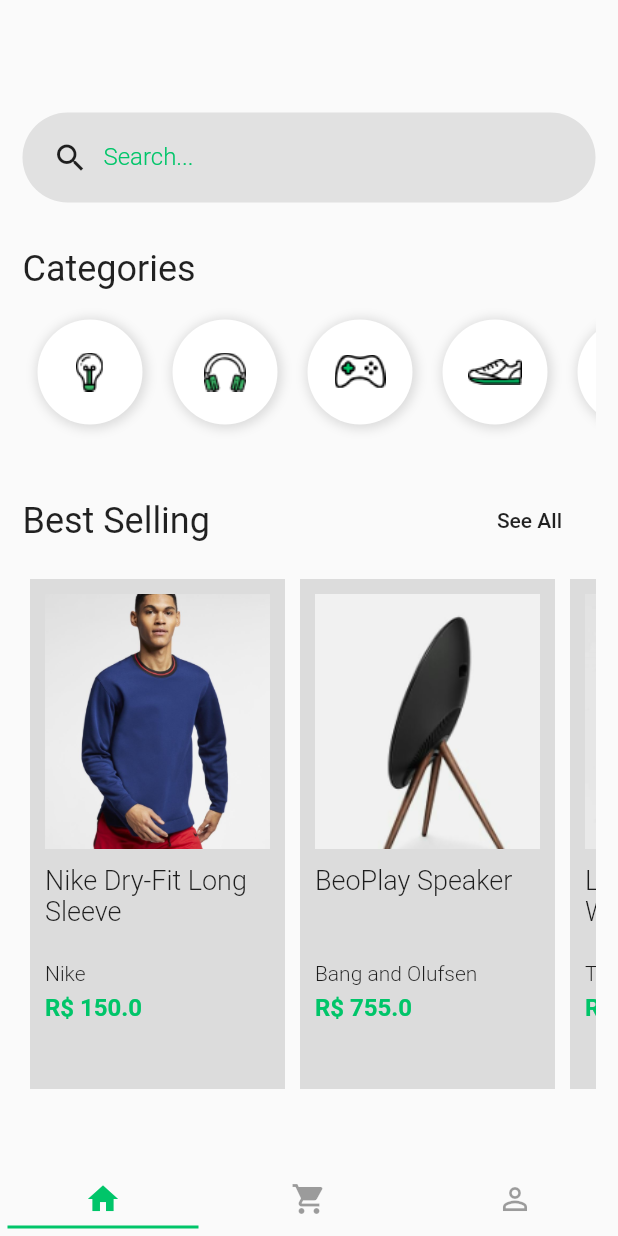
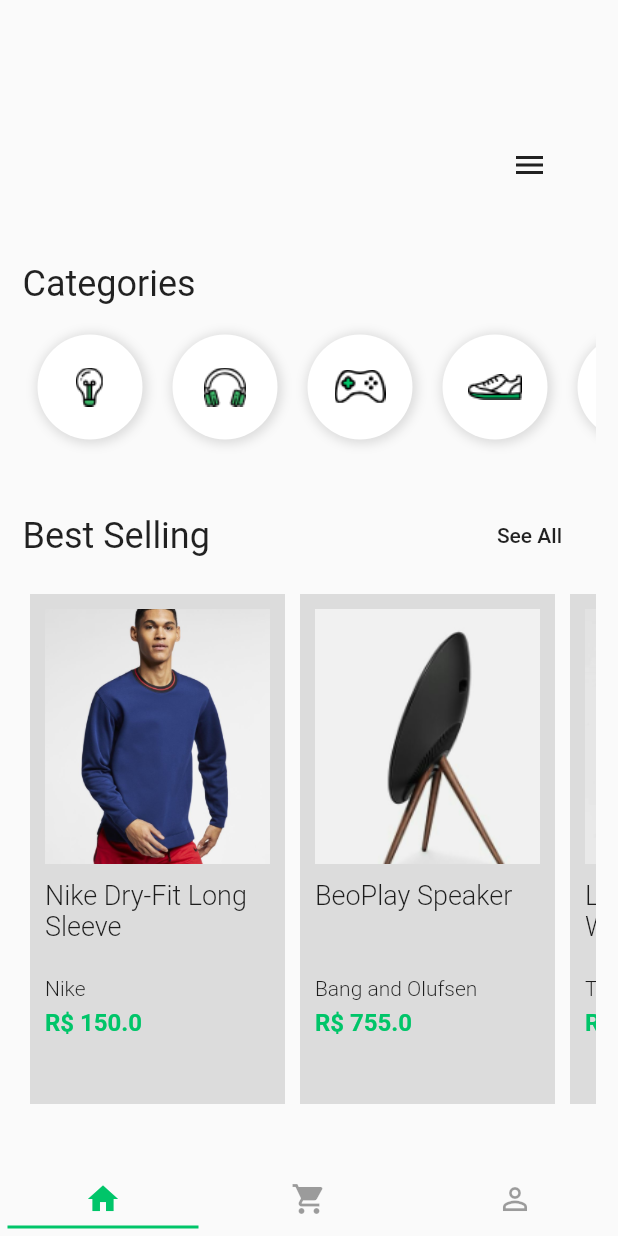
Before and after one commit to JailtonJunior94/balta.io-shopping, a Flutter app: the screen it shows after launch, on a phone screen of 412 x 824 dp. Run offline on Flutter 3.47's test engine with Material 2 defaults, Android fonts, the phone set to English and light mode, and no system bars.

Commit message:
conclusão do curso

```diff
--- /dev/null
+++ b/lib/widgets/animated-input.widget.dart
@@ -0,0 +1,94 @@
+import 'package:flutter/material.dart';
+
+class AnimatedInput extends StatelessWidget {
+  final AnimationController controller;
+  final Animation<Color> containerColorAnim;
+  final Animation<double> containerOpacityAnim;
+  final Animation<double> containerBorderRadiusAnim;
+  final Animation<double> containerSizeAnim;
+
+  AnimatedInput({this.controller})
+      : containerOpacityAnim = Tween(begin: 0.0, end: 1.0).animate(
+          CurvedAnimation(
+            parent: controller,
+            curve: Interval(0.7, 0.9),
+          ),
+        ),
+        containerSizeAnim = Tween(begin: 60.0, end: 280.0).animate(
+          CurvedAnimation(
+            parent: controller,
+            curve: Interval(0.2, 0.3),
+          ),
+        ),
+        containerBorderRadiusAnim = Tween(begin: 0.0, end: 30.0).animate(
+          CurvedAnimation(
+            parent: controller,
+            curve: Interval(0.25, 0.4),
+          ),
+        ),
+        containerColorAnim =
+            ColorTween(begin: Colors.white.withOpacity(0), end: Colors.black12)
+                .animate(
+          CurvedAnimation(
+            parent: controller,
+            curve: Interval(0.0, 0.25),
+          ),
+        );
+
+  @override
+  Widget build(BuildContext context) {
+    return AnimatedBuilder(
+      builder: _animate,
+      animation: controller,
+    );
+  }
+
+  Widget _animate(context, child) {
+    return Container(
+      height: 60,
+      decoration: BoxDecoration(
+        color: containerColorAnim.value,
+        borderRadius: BorderRadius.all(
+          Radius.circular(
+            containerBorderRadiusAnim.value,
+          ),
+        ),
+      ),
+      margin: EdgeInsets.all(5),
+      width: containerSizeAnim.value,
+      child: Opacity(
+        opacity: containerOpacityAnim.value,
+        child: Row(
+          children: <Widget>[
+            SizedBox(
+              width: 20,
+            ),
+            Icon(Icons.search),
+            SizedBox(
+              width: 20,
+            ),
+            Container(
+              width: 200,
+              child: TextFormField(
+                keyboardType: TextInputType.text,
+                decoration: InputDecoration(
+                  border: InputBorder.none,
+                  labelText: "Search...",
+                  labelStyle: TextStyle(
+                    color: Theme.of(context).primaryColor,
+                    fontWeight: FontWeight.w300,
+                    fontSize: 16,
+                  ),
+                ),
+                style: TextStyle(
+                  fontSize: 20,
+                  color: Theme.of(context).primaryColor,
+                ),
+              ),
+            ),
+          ],
+        ),
+      ),
+    );
+  }
+}
--- a/lib/widgets/product/product-item.widget.dart
+++ b/lib/widgets/product/product-item.widget.dart
@@ -39,11 +39,14 @@ class ProductItem extends StatelessWidget {
                 ),
               );
             },
-            child: Image.asset(
-              image,
-              width: 170,
-              height: 170,
-              fit: BoxFit.cover,
+            child: Hero(
+              tag: image,
+              child: Image.asset(
+                image,
+                width: 170,
+                height: 170,
+                fit: BoxFit.cover,
+              ),
             ),
           ),
           SizedBox(height: 10),
--- a/lib/widgets/search-box.widget.dart
+++ b/lib/widgets/search-box.widget.dart
@@ -1,39 +1,50 @@
 import 'package:flutter/material.dart';
 
-class SearchBox extends StatelessWidget {
+import 'package:balta_shopping/widgets/animated-input.widget.dart';
+
+class SearchBox extends StatefulWidget {
+  @override
+  _SearchBoxState createState() => _SearchBoxState();
+}
+
+class _SearchBoxState extends State<SearchBox>
+    with SingleTickerProviderStateMixin {
+  AnimationController _controller;
+  bool menuOpened = false;
+
+  @override
+  void initState() {
+    super.initState();
+    _controller = new AnimationController(
+      vsync: this,
+      duration: Duration(seconds: 1),
+    );
+  }
+
+  @override
+  void dispose() {
+    _controller.dispose();
+    super.dispose();
+  }
+
   @override
   Widget build(BuildContext context) {
-    return Container(
-      height: 60,
-      padding: EdgeInsets.only(left: 20),
-      decoration: BoxDecoration(
-        color: Colors.black.withOpacity(0.1),
-        borderRadius: BorderRadius.all(
-          Radius.circular(128),
+    return Row(
+      mainAxisAlignment: MainAxisAlignment.spaceBetween,
+      children: <Widget>[
+        AnimatedInput(controller: _controller),
+        FlatButton(
+          onPressed: () {
+            !menuOpened ? _controller.forward() : _controller.reverse();
+            menuOpened = !menuOpened;
+          },
+          child: AnimatedIcon(
+            icon: AnimatedIcons.menu_close,
+            progress: _controller,
+            semanticLabel: 'Open Menu',
+          ),
         ),
-      ),
-      child: Row(
-        children: <Widget>[
-          Icon(Icons.search),
-          Container(
-            width: 300,
-            padding: EdgeInsets.only(left: 10),
-            child: TextFormField(
-              keyboardType: TextInputType.text,
-              decoration: InputDecoration(
-                border: InputBorder.none,
-                labelText: "Search...",
-                labelStyle: TextStyle(
-                  color: Theme.of(context).primaryColor,
-                  fontWeight: FontWeight.w300,
-                  fontSize: 16,
-                ),
-              ),
-              style: TextStyle(fontSize: 20, color: Theme.of(context).primaryColor),
-            ),
-          ),
-        ],
-      ),
+      ],
     );
   }
 }
--- a/pubspec.yaml
+++ b/pubspec.yaml
@@ -27,7 +27,12 @@ dependencies:
 dev_dependencies:
   flutter_test:
     sdk: flutter
+  flutter_launcher_icons: ^0.7.2
 
+flutter_icons:
+  image_path: "icon/icon.png"
+  android: true
+  ios: true
 
 # For information on the generic Dart part of this file, see the
 # following page: https://dart.dev/tools/pub/pubspec
```
Also changed, not shown: lib/pages/login.page.dart (+39 -5 lines), lib/pages/product.page.dart (+7 -4 lines), icon/icon.png (added), pubspec.lock, 27 other files.
